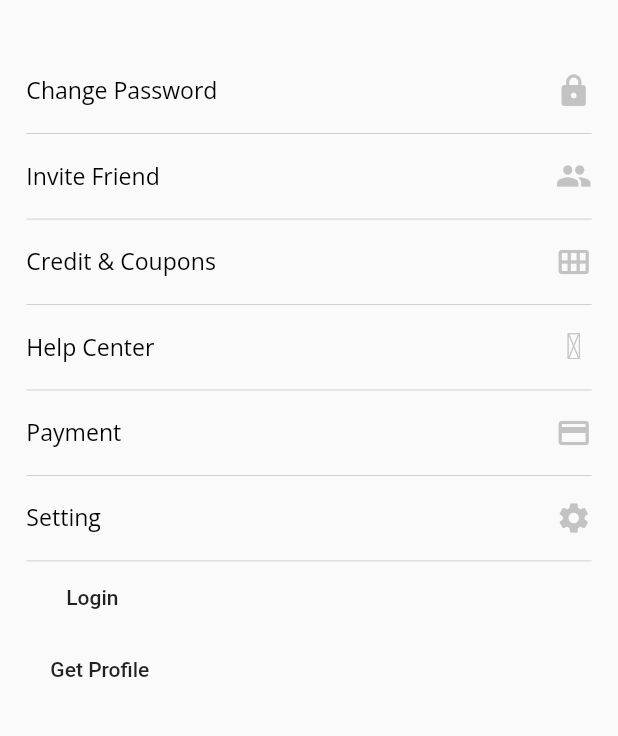
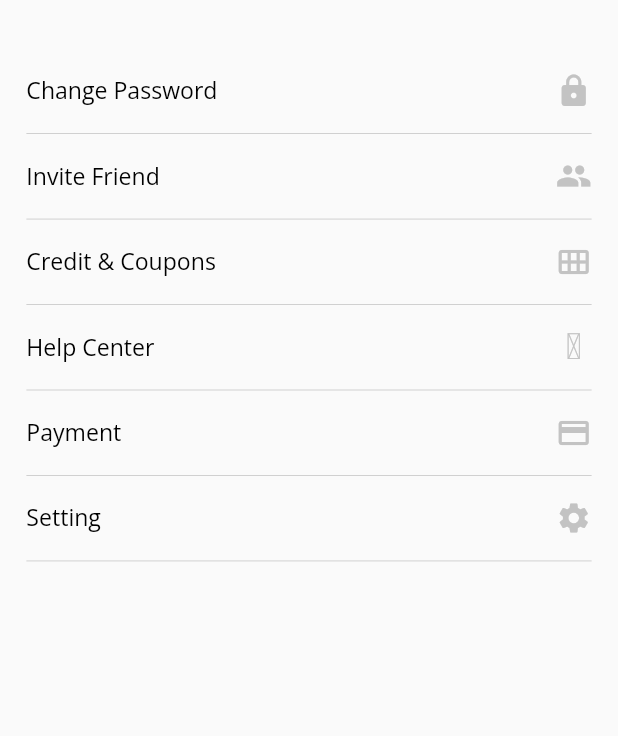
Before and after one commit to AhmedAlqenawy/booking, a Flutter app: the AboutPage screen opened by its route, on a phone screen of 412 x 824 dp, the part 162-898 px from its top. Run offline on Flutter 3.47's test engine with Material 2 defaults, Android fonts, the phone set to English and light mode, and no system bars; our stand-ins replace cached_network_image, carousel_slider, dartz, dio, equatable, flutter_bloc and 10 more; missing offline and left inert: dart:ffi; accounts and stored records are empty; network calls fail.

Commit message:
update profile

```diff
--- a/lib/feature/about/presentation/widgets/about_widget.dart
+++ b/lib/feature/about/presentation/widgets/about_widget.dart
@@ -71,7 +71,7 @@ class _AboutWidgetState extends State<AboutWidget> {
                       title: "Setting",
                       icon: Icons.settings,
                     ),
-                    MaterialButton(
+                    /*MaterialButton(
                       onPressed: () {
                      //   AppBloc.get(context).userLogin();
                       },
@@ -82,7 +82,7 @@ class _AboutWidgetState extends State<AboutWidget> {
                         AppBloc.get(context).getProfileDate();
                       },
                       child: const Text('Get Profile'),
-                    ),
+                    ),*/
                   ],
                 ),
               );
```
Also changed, not shown: pubspec.lock.
